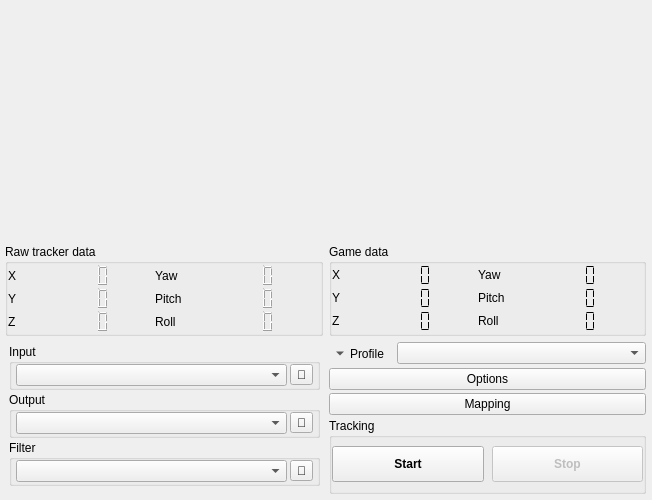
First picture: the form in gui/main-window.ui, repository opentrack/opentrack, before the edit.
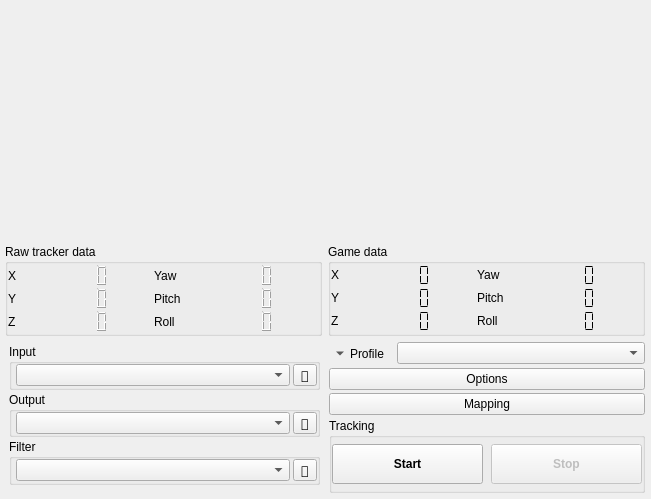
Second picture: the form after the edit. Icons and pictures are not drawn. Custom widgets are drawn as their Qt base class.

Commit message: gui/main-window: change widget properties a bit

Diff of the .ui file:
```diff
--- a/gui/main-window.ui
+++ b/gui/main-window.ui
@@ -7,8 +7,8 @@
    <rect>
     <x>0</x>
     <y>0</y>
-    <width>652</width>
-    <height>500</height>
+    <width>651</width>
+    <height>499</height>
    </rect>
   </property>
   <property name="windowIcon">
@@ -322,6 +322,12 @@
                  <verstretch>0</verstretch>
                 </sizepolicy>
                </property>
+               <property name="font">
+                <font>
+                 <stylestrategy>NoAntialias</stylestrategy>
+                 <kerning>false</kerning>
+                </font>
+               </property>
                <property name="frameShape">
                 <enum>QFrame::NoFrame</enum>
                </property>
@@ -391,6 +397,12 @@
                  <verstretch>0</verstretch>
                 </sizepolicy>
                </property>
+               <property name="font">
+                <font>
+                 <stylestrategy>NoAntialias</stylestrategy>
+                 <kerning>false</kerning>
+                </font>
+               </property>
                <property name="frameShape">
                 <enum>QFrame::NoFrame</enum>
                </property>
@@ -460,6 +472,12 @@
                  <verstretch>0</verstretch>
                 </sizepolicy>
                </property>
+               <property name="font">
+                <font>
+                 <stylestrategy>NoAntialias</stylestrategy>
+                 <kerning>false</kerning>
+                </font>
+               </property>
                <property name="frameShape">
                 <enum>QFrame::NoFrame</enum>
                </property>
@@ -523,6 +541,12 @@
                  <verstretch>0</verstretch>
                 </sizepolicy>
                </property>
+               <property name="font">
+                <font>
+                 <stylestrategy>NoAntialias</stylestrategy>
+                 <kerning>false</kerning>
+                </font>
+               </property>
                <property name="frameShape">
                 <enum>QFrame::NoFrame</enum>
                </property>
@@ -554,6 +578,12 @@
                  <verstretch>0</verstretch>
                 </sizepolicy>
                </property>
+               <property name="font">
+                <font>
+                 <stylestrategy>NoAntialias</stylestrategy>
+                 <kerning>false</kerning>
+                </font>
+               </property>
                <property name="frameShape">
                 <enum>QFrame::NoFrame</enum>
                </property>
@@ -585,6 +615,12 @@
                  <verstretch>0</verstretch>
                 </sizepolicy>
                </property>
+               <property name="font">
+                <font>
+                 <stylestrategy>NoAntialias</stylestrategy>
+                 <kerning>false</kerning>
+                </font>
+               </property>
                <property name="frameShape">
                 <enum>QFrame::NoFrame</enum>
                </property>
@@ -646,6 +682,12 @@
                  <verstretch>0</verstretch>
                 </sizepolicy>
                </property>
+               <property name="font">
+                <font>
+                 <stylestrategy>NoAntialias</stylestrategy>
+                 <kerning>false</kerning>
+                </font>
+               </property>
                <property name="frameShape">
                 <enum>QFrame::NoFrame</enum>
                </property>
@@ -671,6 +713,12 @@
                  <verstretch>0</verstretch>
                 </sizepolicy>
                </property>
+               <property name="font">
+                <font>
+                 <stylestrategy>NoAntialias</stylestrategy>
+                 <kerning>false</kerning>
+                </font>
+               </property>
                <property name="frameShape">
                 <enum>QFrame::NoFrame</enum>
                </property>
@@ -696,6 +744,12 @@
                  <verstretch>0</verstretch>
                 </sizepolicy>
                </property>
+               <property name="font">
+                <font>
+                 <stylestrategy>NoAntialias</stylestrategy>
+                 <kerning>false</kerning>
+                </font>
+               </property>
                <property name="frameShape">
                 <enum>QFrame::NoFrame</enum>
                </property>
@@ -759,6 +813,12 @@
                  <verstretch>0</verstretch>
                 </sizepolicy>
                </property>
+               <property name="font">
+                <font>
+                 <stylestrategy>NoAntialias</stylestrategy>
+                 <kerning>false</kerning>
+                </font>
+               </property>
                <property name="frameShape">
                 <enum>QFrame::NoFrame</enum>
                </property>
@@ -854,6 +914,12 @@
                  <verstretch>0</verstretch>
                 </sizepolicy>
                </property>
+               <property name="font">
+                <font>
+                 <stylestrategy>NoAntialias</stylestrategy>
+                 <kerning>false</kerning>
+                </font>
+               </property>
                <property name="frameShape">
                 <enum>QFrame::NoFrame</enum>
                </property>
@@ -879,6 +945,12 @@
                  <verstretch>0</verstretch>
                 </sizepolicy>
                </property>
+               <property name="font">
+                <font>
+                 <stylestrategy>NoAntialias</stylestrategy>
+                 <kerning>false</kerning>
+                </font>
+               </property>
                <property name="frameShape">
                 <enum>QFrame::NoFrame</enum>
                </property>
@@ -1001,6 +1073,12 @@
                 </item>
                 <item>
                  <widget class="QComboBox" name="iconcomboProfile">
+                  <property name="sizePolicy">
+                   <sizepolicy hsizetype="Preferred" vsizetype="Maximum">
+                    <horstretch>0</horstretch>
+                    <verstretch>0</verstretch>
+                   </sizepolicy>
+                  </property>
                   <property name="focusPolicy">
                    <enum>Qt::StrongFocus</enum>
                   </property>
@@ -1014,6 +1092,12 @@
              </item>
              <item>
               <widget class="QPushButton" name="btnShortcuts">
+               <property name="sizePolicy">
+                <sizepolicy hsizetype="Minimum" vsizetype="Maximum">
+                 <horstretch>0</horstretch>
+                 <verstretch>0</verstretch>
+                </sizepolicy>
+               </property>
                <property name="text">
                 <string>Options</string>
                </property>
@@ -1031,6 +1115,12 @@
              </item>
              <item>
               <widget class="QPushButton" name="btnEditCurves">
+               <property name="sizePolicy">
+                <sizepolicy hsizetype="Minimum" vsizetype="Maximum">
+                 <horstretch>0</horstretch>
+                 <verstretch>0</verstretch>
+                </sizepolicy>
+               </property>
                <property name="text">
                 <string>Mapping</string>
                </property>
@@ -1068,13 +1158,13 @@
                  <number>0</number>
                 </property>
                 <property name="topMargin">
-                 <number>8</number>
+                 <number>6</number>
                 </property>
                 <property name="rightMargin">
                  <number>0</number>
                 </property>
                 <property name="bottomMargin">
-                 <number>9</number>
+                 <number>6</number>
                 </property>
                 <item>
                  <widget class="QToolButton" name="btnStartTracker">
@@ -1166,7 +1256,7 @@
                  <number>0</number>
                 </property>
                 <property name="rightMargin">
-                 <number>4</number>
+                 <number>0</number>
                 </property>
                 <property name="bottomMargin">
                  <number>0</number>
@@ -1180,7 +1270,7 @@
                 <item row="0" column="0">
                  <widget class="QComboBox" name="iconcomboTrackerSource">
                   <property name="sizePolicy">
-                   <sizepolicy hsizetype="Preferred" vsizetype="Maximum">
+                   <sizepolicy hsizetype="Minimum" vsizetype="Maximum">
                     <horstretch>0</horstretch>
                     <verstretch>0</verstretch>
                    </sizepolicy>
@@ -1196,11 +1286,18 @@
                    <bool>true</bool>
                   </property>
                   <property name="sizePolicy">
-                   <sizepolicy hsizetype="Maximum" vsizetype="Maximum">
+                   <sizepolicy hsizetype="Maximum" vsizetype="Preferred">
                     <horstretch>0</horstretch>
                     <verstretch>0</verstretch>
                    </sizepolicy>
                   </property>
+                  <property name="font">
+                   <font>
+                    <family>DejaVu Sans</family>
+                    <stylestrategy>PreferAntialias</stylestrategy>
+                    <kerning>false</kerning>
+                   </font>
+                  </property>
                   <property name="focusPolicy">
                    <enum>Qt::ClickFocus</enum>
                   </property>
@@ -1228,7 +1325,7 @@
                  <number>0</number>
                 </property>
                 <property name="rightMargin">
-                 <number>4</number>
+                 <number>0</number>
                 </property>
                 <property name="bottomMargin">
                  <number>0</number>
@@ -1242,7 +1339,7 @@
                 <item row="0" column="0">
                  <widget class="QComboBox" name="iconcomboProtocol">
                   <property name="sizePolicy">
-                   <sizepolicy hsizetype="Preferred" vsizetype="Maximum">
+                   <sizepolicy hsizetype="Minimum" vsizetype="Maximum">
                     <horstretch>0</horstretch>
                     <verstretch>0</verstretch>
                    </sizepolicy>
@@ -1258,11 +1355,18 @@
                    <bool>true</bool>
                   </property>
                   <property name="sizePolicy">
-                   <sizepolicy hsizetype="Maximum" vsizetype="Maximum">
+                   <sizepolicy hsizetype="Maximum" vsizetype="Preferred">
                     <horstretch>0</horstretch>
                     <verstretch>0</verstretch>
                    </sizepolicy>
                   </property>
+                  <property name="font">
+                   <font>
+                    <family>DejaVu Sans</family>
+                    <stylestrategy>PreferAntialias</stylestrategy>
+                    <kerning>false</kerning>
+                   </font>
+                  </property>
                   <property name="focusPolicy">
                    <enum>Qt::ClickFocus</enum>
                   </property>
@@ -1290,7 +1394,7 @@
                  <number>0</number>
                 </property>
                 <property name="rightMargin">
-                 <number>4</number>
+                 <number>0</number>
                 </property>
                 <property name="bottomMargin">
                  <number>0</number>
@@ -1304,7 +1408,7 @@
                 <item row="0" column="0">
                  <widget class="QComboBox" name="iconcomboFilter">
                   <property name="sizePolicy">
-                   <sizepolicy hsizetype="Preferred" vsizetype="Maximum">
+                   <sizepolicy hsizetype="Minimum" vsizetype="Maximum">
                     <horstretch>0</horstretch>
                     <verstretch>0</verstretch>
                    </sizepolicy>
@@ -1320,11 +1424,18 @@
                    <bool>true</bool>
                   </property>
                   <property name="sizePolicy">
-                   <sizepolicy hsizetype="Maximum" vsizetype="Maximum">
+                   <sizepolicy hsizetype="Maximum" vsizetype="Preferred">
                     <horstretch>0</horstretch>
                     <verstretch>0</verstretch>
                    </sizepolicy>
                   </property>
+                  <property name="font">
+                   <font>
+                    <family>DejaVu Sans</family>
+                    <stylestrategy>PreferAntialias</stylestrategy>
+                    <kerning>false</kerning>
+                   </font>
+                  </property>
                   <property name="focusPolicy">
                    <enum>Qt::ClickFocus</enum>
                   </property>
```
Left out of the diff: 6 changed lines with no effect on the pictures.
